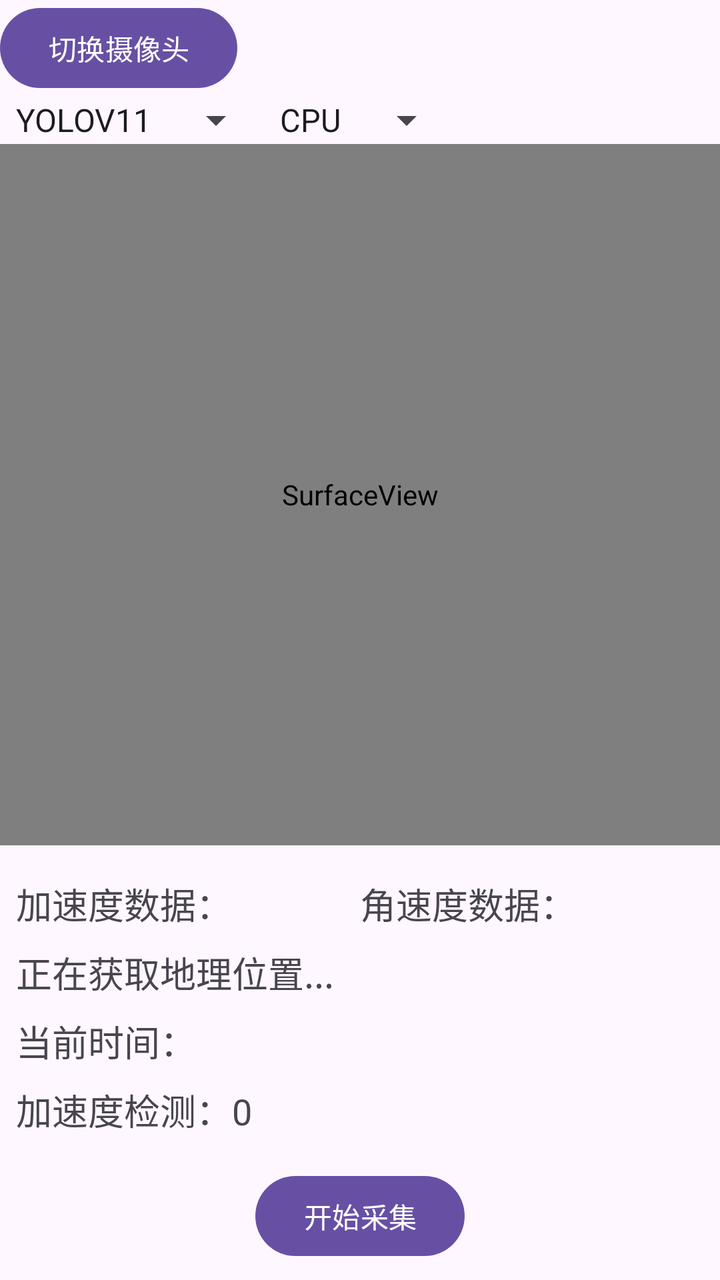
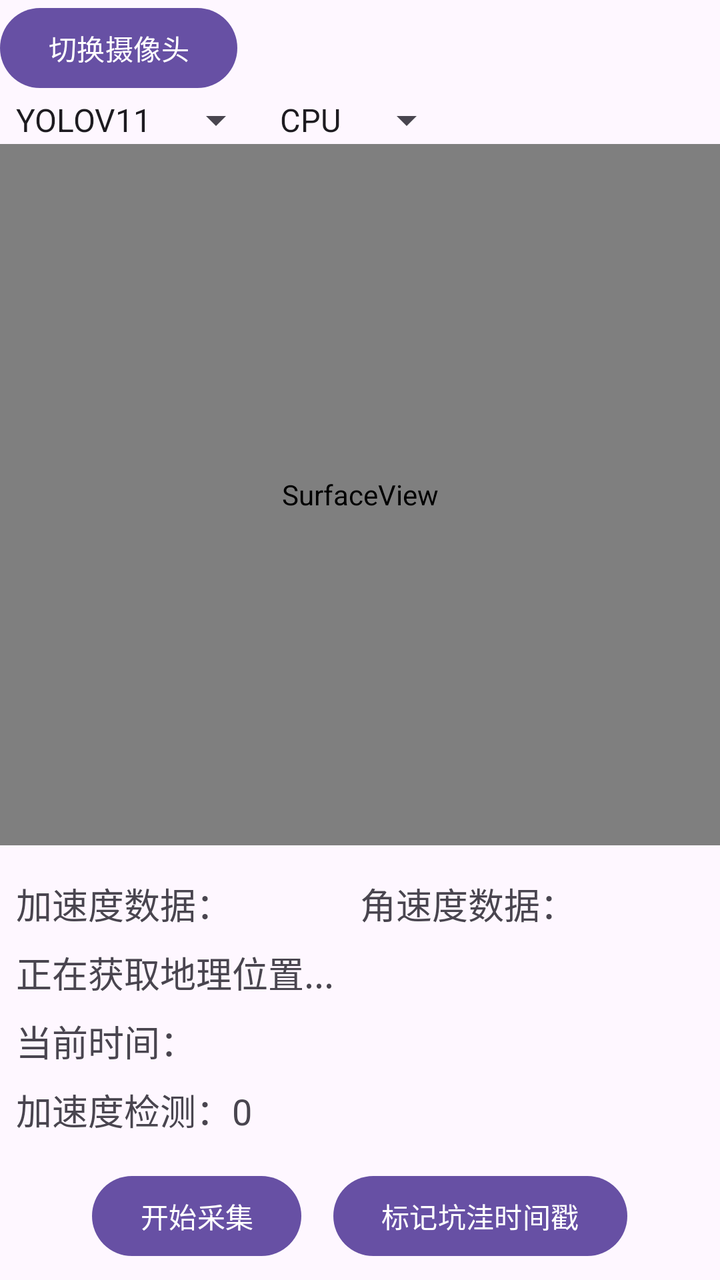

Compare the two renders of this Android layout. The source of the first and the diff that turns it into the second are given below.
<!-- AndroidManifest.xml: application theme Theme.MyApplication -->
<!-- res/layout/activity_main.xml -->
<?xml version="1.0" encoding="utf-8"?>
<LinearLayout xmlns:android="http://schemas.android.com/apk/res/android"
    android:layout_width="match_parent"
    android:layout_height="match_parent"
    android:orientation="vertical">
    <LinearLayout
        android:orientation="horizontal"
        android:layout_width="fill_parent"
        android:layout_height="wrap_content">

        <Button
            android:id="@+id/buttonSwitchCamera"
            android:layout_width="wrap_content"
            android:layout_height="wrap_content"
            android:text="切换摄像头" />

    </LinearLayout>

    <LinearLayout
        android:orientation="horizontal"
        android:layout_width="fill_parent"
        android:layout_height="wrap_content">

        <Spinner
            android:id="@+id/spinnerModel"
            android:layout_width="wrap_content"
            android:layout_height="wrap_content"
            android:drawSelectorOnTop="true"
            android:entries="@array/model_array" />

        <Spinner
            android:id="@+id/spinnerCPUGPU"
            android:layout_width="wrap_content"
            android:layout_height="wrap_content"
            android:drawSelectorOnTop="true"
            android:entries="@array/cpugpu_array" />

    </LinearLayout>


    
    <SurfaceView
        android:id="@+id/cameraview"
        android:layout_width="match_parent"
        android:layout_height="0dp"
        android:layout_weight="1" />

    





    
    <LinearLayout
        android:layout_width="match_parent"
        android:layout_height="wrap_content"
        android:orientation="vertical"
        android:padding="8dp">

        <LinearLayout
            android:layout_width="match_parent"
            android:layout_height="wrap_content"
            android:orientation="horizontal"
            android:layout_marginTop="8dp">

            <TextView
                android:id="@+id/textView_acceleration"
                android:layout_width="0dp"
                android:layout_height="wrap_content"
                android:layout_weight="1"
                android:text="加速度数据："
                android:textSize="18sp" />

            <TextView
                android:id="@+id/textView_gyroscope"
                android:layout_width="0dp"
                android:layout_height="wrap_content"
                android:layout_weight="1"
                android:text="角速度数据："
                android:textSize="18sp" />
        </LinearLayout>


        <TextView
            android:id="@+id/textView_location"
            android:layout_width="wrap_content"
            android:layout_height="wrap_content"
            android:text="正在获取地理位置..."
            android:textSize="18sp"
            android:layout_marginTop="8dp" />
        <TextView
            android:id="@+id/textView_time"
            android:layout_width="wrap_content"
            android:layout_height="wrap_content"
            android:text="当前时间："
            android:textSize="18sp"
            android:layout_marginTop="8dp" />
        <TextView
            android:id="@+id/tvDetected"
            android:layout_width="wrap_content"
            android:layout_height="wrap_content"
            android:text="加速度检测：0"
            android:textSize="18sp"
            android:layout_marginTop="8dp" />
        <Button
            android:id="@+id/button_toggle_collection"
            android:layout_width="wrap_content"
            android:layout_height="wrap_content"
            android:text="开始采集"
            android:layout_gravity="center_horizontal"
            android:layout_marginTop="16dp" />
    </LinearLayout>
</LinearLayout>
<!-- resources referenced by this layout -->
<resources>
  <string-array name="cpugpu_array">
          <item>CPU</item>
          <item>GPU</item>
      </string-array>
  <string-array name="model_array">
          <item>YOLOV11</item>
  
      </string-array>
  <style name="Theme.MyApplication" parent="Base.Theme.MyApplication" />
  <style name="Base.Theme.MyApplication" parent="Theme.Material3.DayNight.NoActionBar">
          
          
      </style>
</resources>

<!-- the commit's change to res/layout/activity_main.xml (unified diff, before → after) -->
@@ -3,6 +3,8 @@
     android:layout_width="match_parent"
     android:layout_height="match_parent"
     android:orientation="vertical">
+
+    
     <LinearLayout
         android:orientation="horizontal"
         android:layout_width="fill_parent"
@@ -13,9 +15,9 @@
             android:layout_width="wrap_content"
             android:layout_height="wrap_content"
             android:text="切换摄像头" />
-
     </LinearLayout>
 
+    
     <LinearLayout
         android:orientation="horizontal"
         android:layout_width="fill_parent"
@@ -34,9 +36,7 @@
             android:layout_height="wrap_content"
             android:drawSelectorOnTop="true"
             android:entries="@array/cpugpu_array" />
-
     </LinearLayout>
-
 
     
     <SurfaceView
@@ -46,18 +46,13 @@
         android:layout_weight="1" />
 
     
-
-
-
-
-
-    
     <LinearLayout
         android:layout_width="match_parent"
         android:layout_height="wrap_content"
         android:orientation="vertical"
         android:padding="8dp">
 
+        
         <LinearLayout
             android:layout_width="match_parent"
             android:layout_height="wrap_content"
@@ -81,7 +76,7 @@
                 android:textSize="18sp" />
         </LinearLayout>
 
-
+        
         <TextView
             android:id="@+id/textView_location"
             android:layout_width="wrap_content"
@@ -89,6 +84,7 @@
             android:text="正在获取地理位置..."
             android:textSize="18sp"
             android:layout_marginTop="8dp" />
+
         <TextView
             android:id="@+id/textView_time"
             android:layout_width="wrap_content"
@@ -96,6 +92,8 @@
             android:text="当前时间："
             android:textSize="18sp"
             android:layout_marginTop="8dp" />
+
+        
         <TextView
             android:id="@+id/tvDetected"
             android:layout_width="wrap_content"
@@ -103,12 +101,27 @@
             android:text="加速度检测：0"
             android:textSize="18sp"
             android:layout_marginTop="8dp" />
-        <Button
-            android:id="@+id/button_toggle_collection"
-            android:layout_width="wrap_content"
+
+        
+        <LinearLayout
+            android:layout_width="match_parent"
             android:layout_height="wrap_content"
-            android:text="开始采集"
-            android:layout_gravity="center_horizontal"
-            android:layout_marginTop="16dp" />
+            android:orientation="horizontal"
+            android:layout_marginTop="16dp"
+            android:gravity="center_horizontal">
+
+            <Button
+                android:id="@+id/button_toggle_collection"
+                android:layout_width="wrap_content"
+                android:layout_height="wrap_content"
+                android:text="开始采集" />
+
+            <Button
+                android:id="@+id/button_mark_timestamp"
+                android:layout_width="wrap_content"
+                android:layout_height="wrap_content"
+                android:text="标记坑洼时间戳"
+                android:layout_marginLeft="16dp" />
+        </LinearLayout>
     </LinearLayout>
 </LinearLayout>
